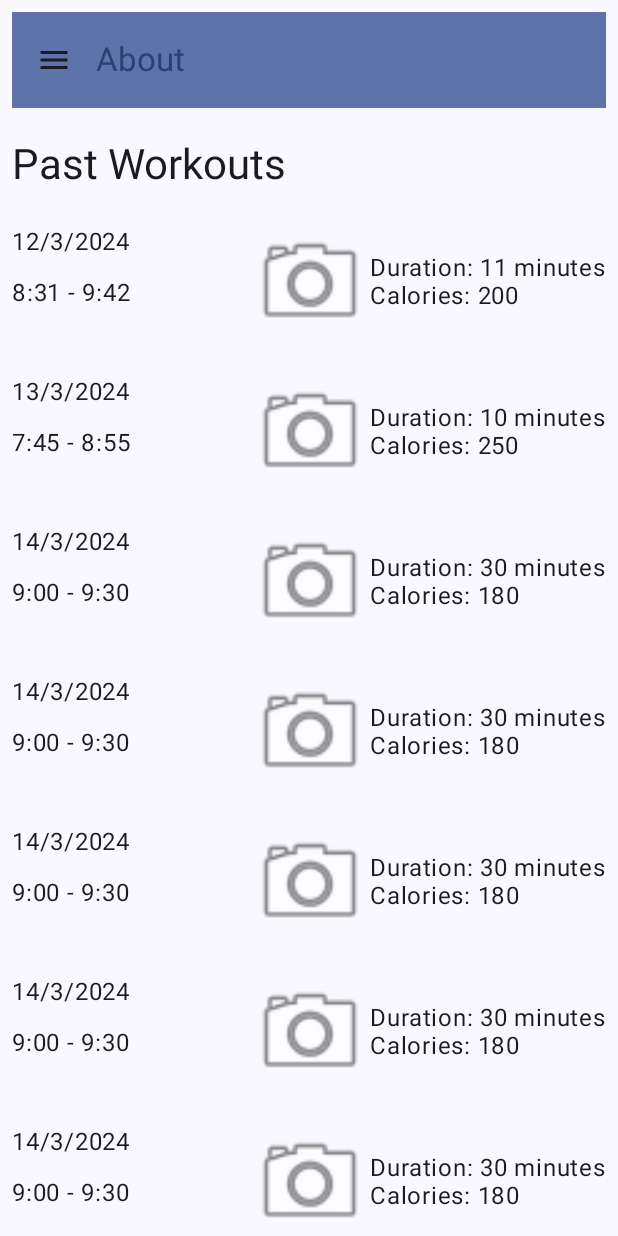
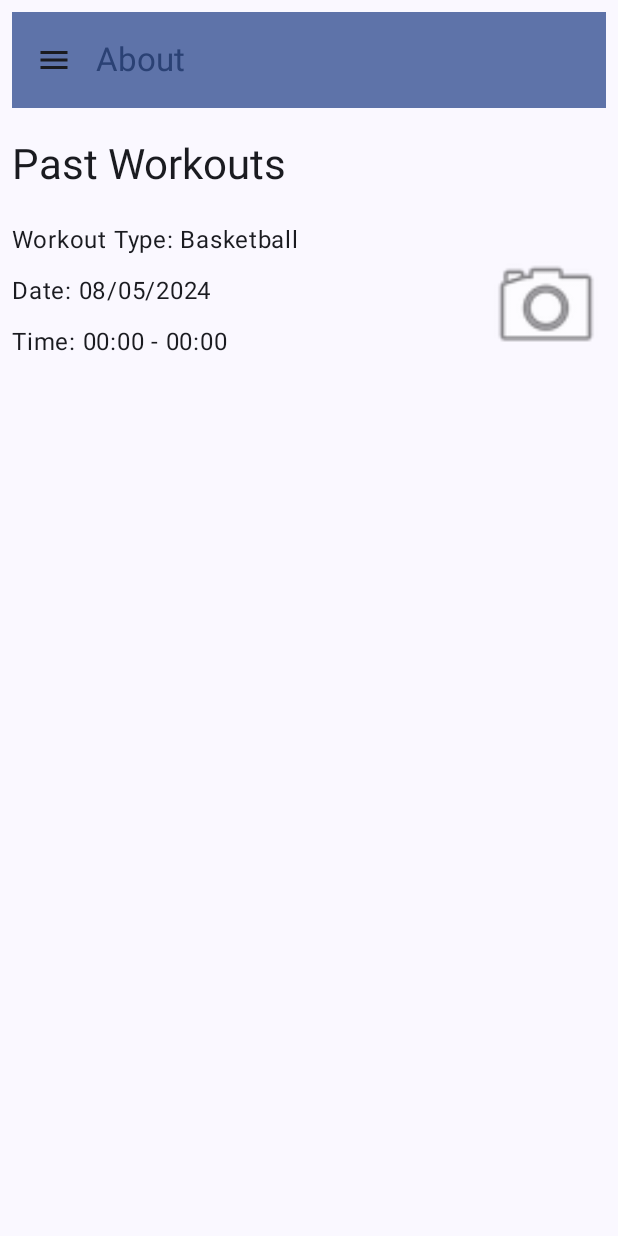
Before and after one commit to hilbert-yu/test2, an Android app built with Jetpack Compose: the ViewWorkouts screen opened through its navigation route, on a phone screen of 412 x 824 dp. Run offline under Robolectric (Android 15) with nearby library versions, the phone set to English and light mode, and no system bars; our stand-ins replace Room's generated code.

Commit message:
Fixed the workout list

```diff
--- a/app/src/main/java/com/example/fit5046_a3/MainActivity.kt
+++ b/app/src/main/java/com/example/fit5046_a3/MainActivity.kt
@@ -57,10 +57,12 @@ import androidx.compose.ui.Modifier
 import com.example.fit5046_a3.navigation.MainNavigation
 import com.example.fit5046_a3.navigation.NavigationViewModel
 import com.example.fit5046_a3.ui.theme.FIT5046_A3Theme
+import com.example.fit5046_a3.viewmodel.WorkoutViewModel
 
 class MainActivity : ComponentActivity() {
 
     private val viewModel1: NavigationViewModel by viewModels()
+    private val viewModel2: WorkoutViewModel by viewModels()
     override fun onCreate(savedInstanceState: Bundle?) {
         super.onCreate(savedInstanceState)
         enableEdgeToEdge()
@@ -70,7 +72,7 @@ class MainActivity : ComponentActivity() {
                     modifier = Modifier.fillMaxSize(),
                     color = MaterialTheme.colorScheme.background
                 ) {
-                    MainNavigation(navViewModel = viewModel1)
+                    MainNavigation(navViewModel = viewModel1, workoutViewModel = viewModel2)
                 }
             }
         }
--- a/app/src/main/java/com/example/fit5046_a3/navigation/MainNavigation.kt
+++ b/app/src/main/java/com/example/fit5046_a3/navigation/MainNavigation.kt
@@ -24,11 +24,12 @@ import com.example.fit5046_a3.screens.Statistics
 import com.example.fit5046_a3.screens.ViewWorkouts
 import com.example.fit5046_a3.screens.WorkoutMap
 import com.example.fit5046_a3.viewmodel.UserViewModel
+import com.example.fit5046_a3.viewmodel.WorkoutViewModel
 import kotlinx.coroutines.launch
 
 
 @Composable
-fun MainNavigation (navViewModel: NavigationViewModel) {
+fun MainNavigation (navViewModel: NavigationViewModel, workoutViewModel: WorkoutViewModel) {
     val userViewModel: UserViewModel = viewModel()
     val navController = rememberNavController()
     val coroutineScope = rememberCoroutineScope()
@@ -64,7 +65,7 @@ fun MainNavigation (navViewModel: NavigationViewModel) {
                 ViewWorkouts(drawerState)
             }
             composable(Routes.LogWorkout.value) {
-                LogWorkout(drawerState)
+                LogWorkout(drawerState, workoutViewModel)
             }
             composable(Routes.WorkoutMap.value) {
                 WorkoutMap(drawerState)
--- a/app/src/main/java/com/example/fit5046_a3/screens/LogWorkout.kt
+++ b/app/src/main/java/com/example/fit5046_a3/screens/LogWorkout.kt
@@ -22,13 +22,14 @@ import androidx.compose.runtime.rememberCoroutineScope
 import androidx.compose.ui.Alignment
 import androidx.compose.ui.Modifier
 import com.example.fit5046_a3.screens_2.LogWorkoutScreen
+import com.example.fit5046_a3.viewmodel.WorkoutViewModel
 import kotlinx.coroutines.launch
 
 
 @RequiresApi(Build.VERSION_CODES.O)
 @OptIn(ExperimentalMaterial3Api::class)
 @Composable
-fun LogWorkout(drawerState: DrawerState) {
+fun LogWorkout(drawerState: DrawerState, workoutViewModel : WorkoutViewModel) {
     Scaffold(
         topBar = {
             val coroutineScope = rememberCoroutineScope()
@@ -61,7 +62,7 @@ fun LogWorkout(drawerState: DrawerState) {
 //                Spacer(modifier = Modifier.size(30.dp))
 //                Text("This app was created as part of FIT5046 exercise ",
 //                    style = MaterialTheme.typography.bodyLarge)
-                LogWorkoutScreen(1)
+                LogWorkoutScreen(1, workoutViewModel)
             }
         }
     }
--- a/app/src/main/java/com/example/fit5046_a3/screens/ViewWorkouts.kt
+++ b/app/src/main/java/com/example/fit5046_a3/screens/ViewWorkouts.kt
@@ -1,5 +1,7 @@
 package com.example.fit5046_a3.screens
 
+import android.os.Build
+import androidx.annotation.RequiresApi
 import androidx.compose.foundation.Image
 import androidx.compose.foundation.layout.Column
 import androidx.compose.foundation.layout.Row
@@ -11,6 +13,7 @@ import androidx.compose.foundation.layout.size
 import androidx.compose.foundation.lazy.LazyColumn
 import androidx.compose.material.icons.Icons
 import androidx.compose.material.icons.filled.Menu
+import androidx.compose.material3.Divider
 import androidx.compose.material3.DrawerState
 import androidx.compose.material3.ExperimentalMaterial3Api
 import androidx.compose.material3.Icon
@@ -21,37 +24,45 @@ import androidx.compose.material3.Text
 import androidx.compose.material3.TopAppBar
 import androidx.compose.material3.TopAppBarDefaults
 import androidx.compose.runtime.Composable
+import androidx.compose.runtime.collectAsState
+import androidx.compose.runtime.getValue
 import androidx.compose.runtime.rememberCoroutineScope
 import androidx.compose.ui.Alignment
 import androidx.compose.ui.Modifier
+import androidx.compose.ui.graphics.Color
 import androidx.compose.ui.res.painterResource
 import androidx.compose.ui.unit.dp
+import androidx.lifecycle.viewmodel.compose.viewModel
+import com.example.fit5046_a3.model.Workout
+import com.example.fit5046_a3.viewmodel.WorkoutViewModel
 import kotlinx.coroutines.launch
-import java.util.Calendar
+import java.time.LocalDate
+import java.time.format.DateTimeFormatter
+import java.util.Locale
 
-data class WorkoutRecords(val startTime: Calendar, val endTime: Calendar, val calories: Int)
+// Date formatter for dd/MM/yyyy
+@RequiresApi(Build.VERSION_CODES.O)
+val customDateFormatter = DateTimeFormatter.ofPattern("dd/MM/yyyy", Locale.getDefault())
 
-val records = arrayOf(
-    WorkoutRecords(createCalendar(2024, 3, 12, 8, 31), createCalendar(2024, 3, 12, 9, 42), 200),
-    WorkoutRecords(createCalendar(2024, 3, 13, 7, 45), createCalendar(2024, 3, 13, 8, 55), 250),
-    WorkoutRecords(createCalendar(2024, 3, 14, 9, 0), createCalendar(2024, 3, 14, 9, 30), 180),
-    WorkoutRecords(createCalendar(2024, 3, 14, 9, 0), createCalendar(2024, 3, 14, 9, 30), 180),
-    WorkoutRecords(createCalendar(2024, 3, 14, 9, 0), createCalendar(2024, 3, 14, 9, 30), 180),
-    WorkoutRecords(createCalendar(2024, 3, 14, 9, 0), createCalendar(2024, 3, 14, 9, 30), 180),
-    WorkoutRecords(createCalendar(2024, 3, 14, 9, 0), createCalendar(2024, 3, 14, 9, 30), 180),
-    WorkoutRecords(createCalendar(2024, 3, 14, 9, 0), createCalendar(2024, 3, 14, 9, 30), 180)
-
-)
-
-fun createCalendar(year: Int, month: Int, day: Int, hour: Int, minute: Int): Calendar {
-    val calendar = Calendar.getInstance()
-    calendar.set(year, month - 1, day, hour, minute)
-    return calendar
+@RequiresApi(Build.VERSION_CODES.O)
+fun sortWorkoutsByDate(workouts: List<Workout>): List<Workout> {
+    // Sort workouts using the correct date formatter
+    return workouts.sortedBy { workout ->
+        LocalDate.parse(workout.workoutDate, customDateFormatter)
+    }.reversed()
 }
-
+@RequiresApi(Build.VERSION_CODES.O)
 @OptIn(ExperimentalMaterial3Api::class)
 @Composable
 fun ViewWorkouts(drawerState: DrawerState) {
+    // Access the WorkoutViewModel
+    val workoutViewModel: WorkoutViewModel = viewModel()
+    // Collect the workouts as a State object
+    val workouts by workoutViewModel.getWorkouts().collectAsState(initial = emptyList())
+
+    // Sort workouts by date using the custom date formatter
+    val sortedWorkouts = sortWorkoutsByDate(workouts)
+
     Scaffold(
         topBar = {
             val coroutineScope = rememberCoroutineScope()
@@ -63,8 +74,7 @@ fun ViewWorkouts(drawerState: DrawerState) {
                 title = { Text(text = "About") },
                 navigationIcon = {
                     IconButton(onClick = {
-                        coroutineScope.launch {drawerState.open()
-                        }
+                        coroutineScope.launch { drawerState.open() }
                     }) {
                         Icon(Icons.Filled.Menu, contentDescription = "")
                     }
@@ -72,13 +82,11 @@ fun ViewWorkouts(drawerState: DrawerState) {
             )
         }
     ) { paddingValues ->
-        // padding of the scaffold is enforced to be used
         Column(
             modifier = Modifier.padding(paddingValues)
         ) {
             Spacer(modifier = Modifier.height(20.dp))
             Text(
-
                 text = "Past Workouts",
                 style = MaterialTheme.typography.headlineMedium,
                 modifier = Modifier.padding(bottom = 20.dp)
@@ -86,8 +94,12 @@ fun ViewWorkouts(drawerState: DrawerState) {
             LazyColumn(
                 modifier = Modifier.fillMaxWidth()
             ) {
-                items(records.size) { index ->
-                    WorkoutRecordItem(record = records[index])
+                items(sortedWorkouts.size) { index ->
+                    val workout = sortedWorkouts[index]
+                    WorkoutRecordItem(workout)
+                    if (index < sortedWorkouts.size - 1) {
+                        Divider(color = Color.Gray, thickness = 1.dp)
+                    }
                     Spacer(modifier = Modifier.height(20.dp))
                 }
             }
@@ -96,7 +108,7 @@ fun ViewWorkouts(drawerState: DrawerState) {
 }
 
 @Composable
-fun WorkoutRecordItem(record: WorkoutRecords) {
+fun WorkoutRecordItem(workout: Workout) {
     Row(
         verticalAlignment = Alignment.CenterVertically,
         modifier = Modifier.fillMaxWidth()
@@ -104,27 +116,18 @@ fun WorkoutRecordItem(record: WorkoutRecords) {
         Column(
             modifier = Modifier.weight(1f)
         ) {
-            Text("${record.startTime.get(Calendar.DAY_OF_MONTH)}/${record.startTime.get(Calendar.MONTH) + 1}/${record.startTime.get(Calendar.YEAR)}")
+            Text("Workout Type: ${workout.workoutType}")
             Spacer(modifier = Modifier.size(10.dp))
-            Text("${record.startTime.get(Calendar.HOUR_OF_DAY)}:${String.format("%02d", record.startTime.get(Calendar.MINUTE))} - ${record.endTime.get(Calendar.HOUR_OF_DAY)}:${String.format("%02d", record.endTime.get(Calendar.MINUTE))}")
+            Text("Date: ${workout.workoutDate}")
+            Spacer(modifier = Modifier.size(10.dp))
+            Text("Time: ${workout.startTime} - ${workout.endTime}")
             Spacer(modifier = Modifier.size(20.dp))
         }
-        // Image
+        // Image (can be replaced or adjusted as needed)
         Image(
             painter = painterResource(id = android.R.drawable.ic_menu_camera),
-            contentDescription = "Picture",
-            modifier = Modifier.size(80.dp) // Adjust size as needed
+            contentDescription = "Workout Image",
+            modifier = Modifier.size(80.dp)
         )
-        // Data Column
-        Column {
-            Text(
-                text = "Duration: ${String.format("%02d", record.endTime.get(Calendar.MINUTE) - record.startTime.get(Calendar.MINUTE))} minutes",
-                style = MaterialTheme.typography.bodyLarge
-            )
-            Text(
-                text = "Calories: ${record.calories}",
-                style = MaterialTheme.typography.bodyLarge
-            )
-        }
     }
 }
--- a/app/src/main/java/com/example/fit5046_a3/screens_2/LogWorkoutScreen.kt
+++ b/app/src/main/java/com/example/fit5046_a3/screens_2/LogWorkoutScreen.kt
@@ -40,7 +40,6 @@ import androidx.compose.ui.unit.dp
 import androidx.compose.ui.unit.sp
 import androidx.compose.ui.window.Dialog
 import androidx.compose.ui.window.DialogProperties
-import androidx.lifecycle.viewmodel.compose.viewModel
 import com.example.fit5046_a3.model.Workout
 import com.example.fit5046_a3.viewmodel.WorkoutViewModel
 import java.text.SimpleDateFormat
@@ -51,9 +50,9 @@ import java.util.Locale
 @OptIn(ExperimentalMaterial3Api::class)
 @RequiresApi(Build.VERSION_CODES.O)
 @Composable
-fun LogWorkoutScreen(userId: Long) {
+fun LogWorkoutScreen(userId: Long, workoutViewModel : WorkoutViewModel) {
     // Access the WorkoutViewModel
-    val workoutViewModel: WorkoutViewModel = viewModel()
+    // val workoutViewModel: WorkoutViewModel = viewModel()
 
     // Sample workout types
     val workoutTypes = listOf(
--- a/app/src/main/java/com/example/fit5046_a3/viewmodel/WorkoutViewModel.kt
+++ b/app/src/main/java/com/example/fit5046_a3/viewmodel/WorkoutViewModel.kt
@@ -5,11 +5,14 @@ import androidx.lifecycle.AndroidViewModel
 import androidx.lifecycle.viewModelScope
 import com.example.fit5046_a3.model.Workout
 import com.example.fit5046_a3.repository.WorkoutRepository
+import kotlinx.coroutines.flow.Flow
 import kotlinx.coroutines.launch
 
 class WorkoutViewModel(application: Application) : AndroidViewModel(application) {
     private val repository = WorkoutRepository(application)
-
+    fun getWorkouts(): Flow<List<Workout>> {
+        return repository.getWorkoutsByUser(1)
+    }
     fun insertWorkout(workout: Workout) {
         viewModelScope.launch {
             repository.insert(workout)
```
